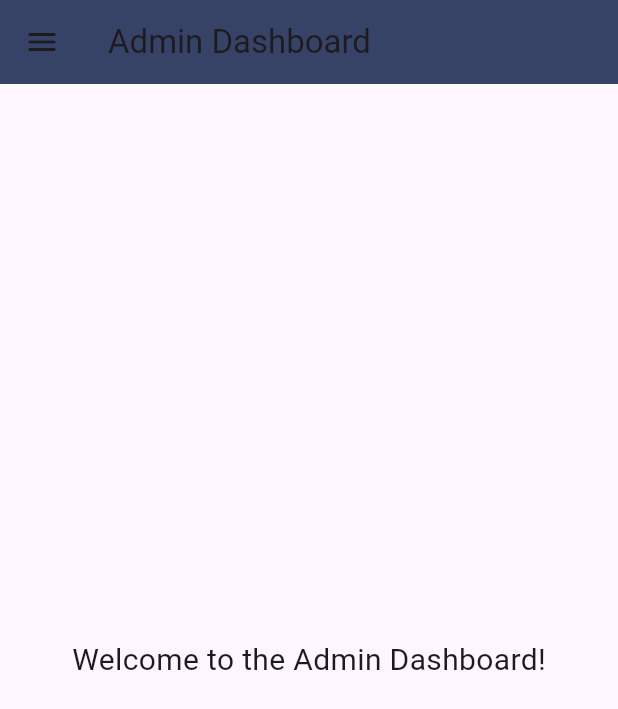
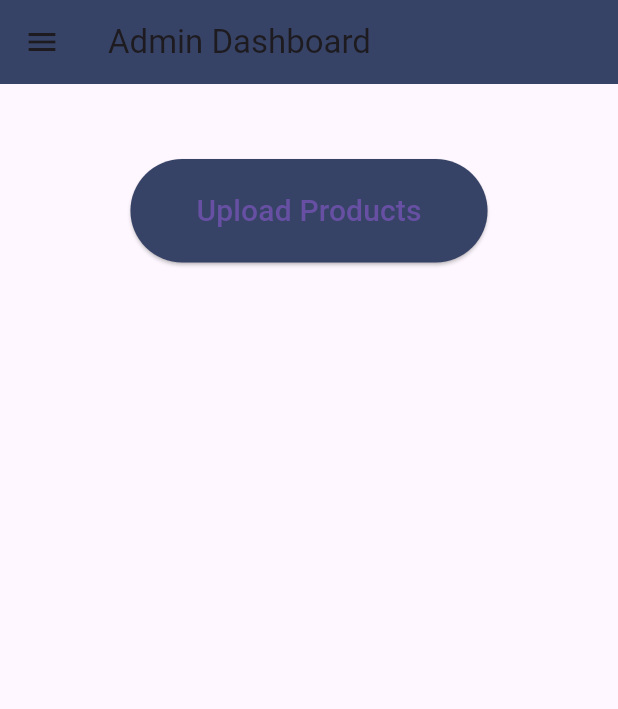
Before and after one commit to 2012398/Mycode, a Flutter app: the AdminScreen screen opened directly, on a phone screen of 412 x 824 dp. Shown: the top 709 px of the screen. Run offline on Flutter 3.47's test engine with Material 3 defaults, Android fonts, the phone set to English and light mode, and no system bars; our stand-ins replace cloud_firestore, firebase_auth, firebase_core, get, google_fonts; accounts and stored records are empty; network calls fail; statements that could not run were skipped; project files that could hold a hidden picture were left out.

Commit message:
Admin screen button navigate

```diff
--- a/lib/Screens/admin_screen.dart
+++ b/lib/Screens/admin_screen.dart
@@ -1,4 +1,6 @@
 import 'package:flutter/material.dart';
+
+import '../menu_screen_navigate/upload_products.dart';
 
 class AdminScreen extends StatelessWidget {
   @override
@@ -59,12 +61,33 @@ class AdminScreen extends StatelessWidget {
         ),
       ),
       body: Padding(
-        padding: const EdgeInsets.all(16.0),
-        child: Center(
-          child: Text(
-            'Welcome to the Admin Dashboard!',
-            style: TextStyle(fontSize: 20),
-          ),
+        padding: const EdgeInsets.all(50),
+        child: Column(
+          crossAxisAlignment: CrossAxisAlignment.stretch,
+          children: [
+            Center(
+              child: ElevatedButton(
+                style: ElevatedButton.styleFrom(
+                    backgroundColor: Color(0xff374366)),
+                onPressed: () {
+                  Navigator.pushReplacement(
+                    context,
+                    MaterialPageRoute(
+                      builder: (context) => Upload_product(),
+                    ),
+                  );
+                },
+                child: Padding(
+                  padding: EdgeInsets.all(20),
+                  child: Text(
+                    'Upload Products',
+                    style: TextStyle(fontSize: 20),
+                  ),
+                ),
+              ),
+            ),
+            // Add more widgets or content as needed
+          ],
         ),
       ),
     );
--- a/lib/db.dart
+++ b/lib/db.dart
@@ -5,8 +5,8 @@ import 'package:http/http.dart' as http;
 import 'package:fyp/db.dart' as db;
 import 'dart:convert';
 
-const String dblink = "http://192.168.100.81:3000";
-// const String dblink = "http://192.168.0.102:3000";
+// const String dblink = "http://192.168.100.81:3000";
+const String dblink = "http://192.168.0.102:3000";
 
 Future<void> addToCart(String userId, final product) async {
   final String apiUrl = '${db.dblink}/add-to-cart$userId';
```
Also changed, not shown: lib/Screens/checkout.dart (+10 -4 lines), lib/Screens/menu_screen1.dart (+5 -6 lines), lib/menu_screen_navigate/upload_products.dart (+6 -1 lines).
